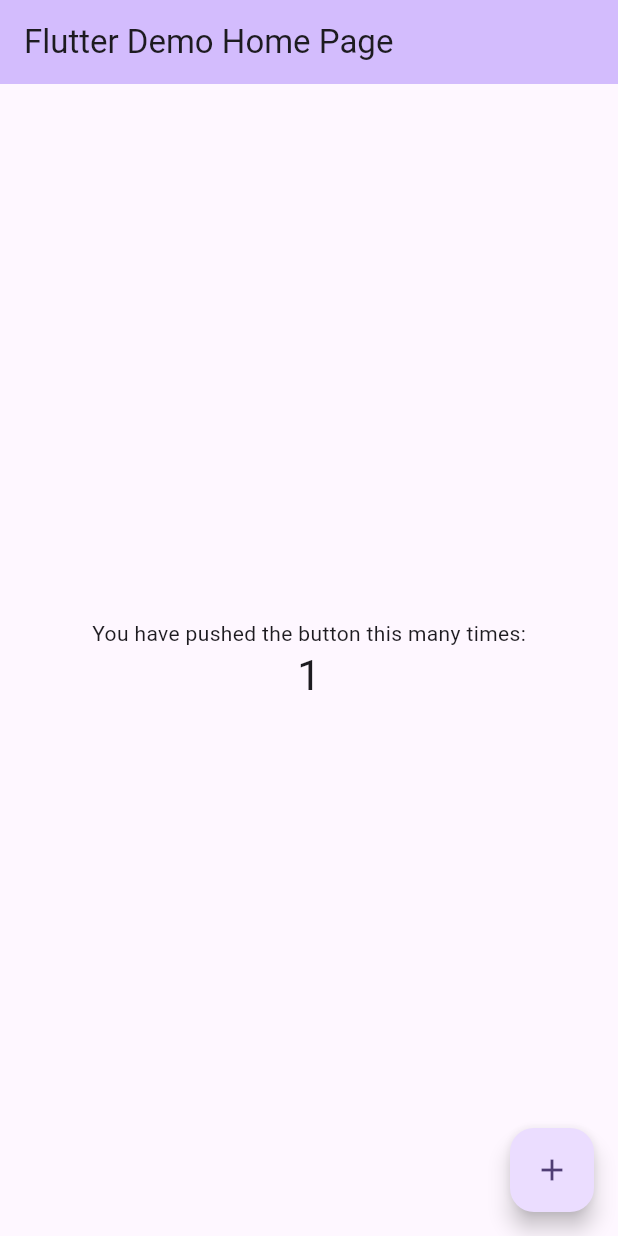
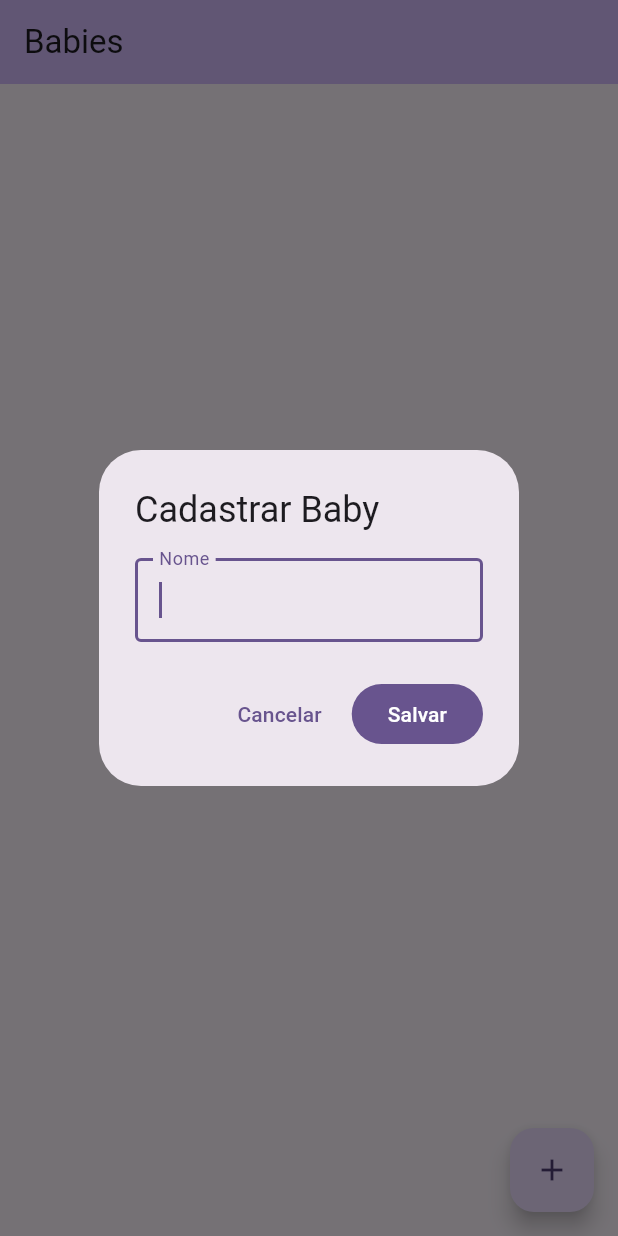
Before and after one commit to antonioprudencio/babynotes-app, a Flutter app: the screen it shows after launch, after a tap on the "add" icon, on a phone screen of 412 x 824 dp. Run offline on Flutter 3.47's test engine with Material 3 defaults, Android fonts, the phone set to English and light mode, and no system bars.

Commit message:
tela-de-babies

```diff
--- /dev/null
+++ b/lib/babies/view_model/baby_view_model.dart
@@ -0,0 +1,27 @@
+import 'package:flutter/foundation.dart';
+import '../../domain/models/baby.dart';
+import '../../data/repositories/baby_repository.dart';
+
+class BabyViewModel extends ChangeNotifier {
+  final BabyRepository _repository;
+
+  BabyViewModel(this._repository);
+
+  List<Baby> get babies => _repository.getAll();
+
+  void add(String name) {
+    final id = DateTime.now().millisecondsSinceEpoch.toString();
+    _repository.add(Baby(id: id, name: name));
+    notifyListeners();
+  }
+
+  void update(String id, String name) {
+    _repository.update(Baby(id: id, name: name));
+    notifyListeners();
+  }
+
+  void delete(String id) {
+    _repository.delete(id);
+    notifyListeners();
+  }
+}
--- /dev/null
+++ b/lib/babies/widgets/babies_screen.dart
@@ -0,0 +1,123 @@
+import 'package:flutter/material.dart';
+import '../view_model/baby_view_model.dart';
+import '../../data/repositories/baby_repository.dart';
+import 'baby_form_dialog.dart';
+
+class BabiesScreen extends StatefulWidget {
+  const BabiesScreen({super.key});
+
+  @override
+  State<BabiesScreen> createState() => _BabiesScreenState();
+}
+
+class _BabiesScreenState extends State<BabiesScreen> {
+  late final BabyViewModel _viewModel;
+
+  @override
+  void initState() {
+    super.initState();
+    _viewModel = BabyViewModel(BabyRepository());
+    _viewModel.addListener(_onUpdate);
+  }
+
+  @override
+  void dispose() {
+    _viewModel.removeListener(_onUpdate);
+    _viewModel.dispose();
+    super.dispose();
+  }
+
+  void _onUpdate() => setState(() {});
+
+  Future<void> _openForm({String? id, String? name}) async {
+    final result = await showDialog<String>(
+      context: context,
+      builder: (_) => BabyFormDialog(
+        title: id == null ? 'Cadastrar Baby' : 'Editar Baby',
+        initialName: name,
+      ),
+    );
+
+    if (result == null) return;
+
+    if (id == null) {
+      _viewModel.add(result);
+    } else {
+      _viewModel.update(id, result);
+    }
+  }
+
+  void _confirmDelete(String id, String name) {
+    showDialog(
+      context: context,
+      builder: (ctx) => AlertDialog(
+        title: const Text('Apagar baby'),
+        content: Text('Deseja apagar "$name"?'),
+        actions: [
+          TextButton(
+            onPressed: () => Navigator.of(ctx).pop(),
+            child: const Text('Cancelar'),
+          ),
+          FilledButton(
+            style: FilledButton.styleFrom(
+              backgroundColor: Theme.of(context).colorScheme.error,
+            ),
+            onPressed: () {
+              Navigator.of(ctx).pop();
+              _viewModel.delete(id);
+            },
+            child: const Text('Apagar'),
+          ),
+        ],
+      ),
+    );
+  }
+
+  @override
+  Widget build(BuildContext context) {
+    final babies = _viewModel.babies;
+
+    return Scaffold(
+      appBar: AppBar(
+        title: const Text('Babies'),
+        backgroundColor: Theme.of(context).colorScheme.inversePrimary,
+      ),
+      body: babies.isEmpty
+          ? const Center(child: Text('Nenhum baby cadastrado.'))
+          : ListView.separated(
+              itemCount: babies.length,
+              separatorBuilder: (_, _) => const Divider(height: 1),
+              itemBuilder: (_, index) {
+                final baby = babies[index];
+                return ListTile(
+                  leading: const CircleAvatar(child: Icon(Icons.child_care)),
+                  title: Text(baby.name),
+                  trailing: Row(
+                    mainAxisSize: MainAxisSize.min,
+                    children: [
+                      IconButton(
+                        icon: const Icon(Icons.edit_outlined),
+                        tooltip: 'Editar',
+                        onPressed: () => _openForm(id: baby.id, name: baby.name),
+                      ),
+                      IconButton(
+                        icon: Icon(
+                          Icons.delete_outline,
+                          color: Theme.of(context).colorScheme.error,
+                        ),
+                        tooltip: 'Apagar',
+                        onPressed: () => _confirmDelete(baby.id, baby.name),
+                      ),
+                    ],
+                  ),
+                );
+              },
+            ),
+      floatingActionButton: FloatingActionButton(
+        onPressed: _openForm,
+        tooltip: 'Cadastrar baby',
+        child: const Icon(Icons.add),
+      ),
+    );
+  }
+}
--- /dev/null
+++ b/lib/babies/widgets/baby_form_dialog.dart
@@ -0,0 +1,65 @@
+import 'package:flutter/material.dart';
+
+class BabyFormDialog extends StatefulWidget {
+  final String? initialName;
+  final String title;
+
+  const BabyFormDialog({super.key, this.initialName, required this.title});
+
+  @override
+  State<BabyFormDialog> createState() => _BabyFormDialogState();
+}
+
+class _BabyFormDialogState extends State<BabyFormDialog> {
+  late final TextEditingController _nameController;
+  final _formKey = GlobalKey<FormState>();
+
+  @override
+  void initState() {
+    super.initState();
+    _nameController = TextEditingController(text: widget.initialName ?? '');
+  }
+
+  @override
+  void dispose() {
+    _nameController.dispose();
+    super.dispose();
+  }
+
+  void _submit() {
+    if (_formKey.currentState!.validate()) {
+      Navigator.of(context).pop(_nameController.text.trim());
+    }
+  }
+
+  @override
+  Widget build(BuildContext context) {
+    return AlertDialog(
+      title: Text(widget.title),
+      content: Form(
+        key: _formKey,
+        child: TextFormField(
+          controller: _nameController,
+          decoration: const InputDecoration(
+            labelText: 'Nome',
+            border: OutlineInputBorder(),
+          ),
+          autofocus: true,
+          validator: (value) =>
+              (value == null || value.trim().isEmpty) ? 'Informe o nome' : null,
+          onFieldSubmitted: (_) => _submit(),
+        ),
+      ),
+      actions: [
+        TextButton(
+          onPressed: () => Navigator.of(context).pop(),
+          child: const Text('Cancelar'),
+        ),
+        FilledButton(
+          onPressed: _submit,
+          child: const Text('Salvar'),
+        ),
+      ],
+    );
+  }
+}
--- /dev/null
+++ b/lib/data/repositories/baby_repository.dart
@@ -0,0 +1,16 @@
+import '../../domain/models/baby.dart';
+
+class BabyRepository {
+  final List<Baby> _babies = [];
+
+  List<Baby> getAll() => List.unmodifiable(_babies);
+
+  void add(Baby baby) => _babies.add(baby);
+
+  void update(Baby baby) {
+    final index = _babies.indexWhere((b) => b.id == baby.id);
+    if (index != -1) _babies[index] = baby;
+  }
+
+  void delete(String id) => _babies.removeWhere((b) => b.id == id);
+}
--- /dev/null
+++ b/lib/domain/models/baby.dart
@@ -0,0 +1,13 @@
+class Baby {
+  final String id;
+  final String name;
+
+  const Baby({required this.id, required this.name});
+
+  Baby copyWith({String? id, String? name}) {
+    return Baby(
+      id: id ?? this.id,
+      name: name ?? this.name,
+    );
+  }
+}
--- a/lib/main.dart
+++ b/lib/main.dart
@@ -1,4 +1,5 @@
 import 'package:flutter/material.dart';
+import 'babies/widgets/babies_screen.dart';
 
 void main() {
   runApp(const MyApp());
@@ -7,116 +8,14 @@ void main() {
 class MyApp extends StatelessWidget {
   const MyApp({super.key});
 
-  // This widget is the root of your application.
   @override
   Widget build(BuildContext context) {
     return MaterialApp(
-      title: 'Flutter Demo',
+      title: 'Baby Notes',
       theme: ThemeData(
-        // This is the theme of your application.
-        //
-        // TRY THIS: Try running your application with "flutter run". You'll see
-        // the application has a purple toolbar. Then, without quitting the app,
-        // try changing the seedColor in the colorScheme below to Colors.green
-        // and then invoke "hot reload" (save your changes or press the "hot
-        // reload" button in a Flutter-supported IDE, or press "r" if you used
-        // the command line to start the app).
-        //
-        // Notice that the counter didn't reset back to zero; the application
-        // state is not lost during the reload. To reset the state, use hot
-        // restart instead.
-        //
-        // This works for code too, not just values: Most code changes can be
-        // tested with just a hot reload.
-        colorScheme: .fromSeed(seedColor: Colors.deepPurple),
+        colorScheme: ColorScheme.fromSeed(seedColor: Colors.deepPurple),
       ),
-      home: const MyHomePage(title: 'Flutter Demo Home Page'),
+      home: const BabiesScreen(),
     );
   }
 }
-
-class MyHomePage extends StatefulWidget {
-  const MyHomePage({super.key, required this.title});
-
-  // This widget is the home page of your application. It is stateful, meaning
-  // that it has a State object (defined below) that contains fields that affect
-  // how it looks.
-
-  // This class is the configuration for the state. It holds the values (in this
-  // case the title) provided by the parent (in this case the App widget) and
-  // used by the build method of the State. Fields in a Widget subclass are
-  // always marked "final".
-
-  final String title;
-
-  @override
-  State<MyHomePage> createState() => _MyHomePageState();
-}
-
-class _MyHomePageState extends State<MyHomePage> {
-  int _counter = 0;
-
-  void _incrementCounter() {
-    setState(() {
-      // This call to setState tells the Flutter framework that something has
-      // changed in this State, which causes it to rerun the build method below
-      // so that the display can reflect the updated values. If we changed
-      // _counter without calling setState(), then the build method would not be
-      // called again, and so nothing would appear to happen.
-      _counter++;
-    });
-  }
-
-  @override
-  Widget build(BuildContext context) {
-    // This method is rerun every time setState is called, for instance as done
-    // by the _incrementCounter method above.
-    //
-    // The Flutter framework has been optimized to make rerunning build methods
-    // fast, so that you can just rebuild anything that needs updating rather
-    // than having to individually change instances of widgets.
-    return Scaffold(
-      appBar: AppBar(
-        // TRY THIS: Try changing the color here to a specific color (to
-        // Colors.amber, perhaps?) and trigger a hot reload to see the AppBar
-        // change color while the other colors stay the same.
-        backgroundColor: Theme.of(context).colorScheme.inversePrimary,
-        // Here we take the value from the MyHomePage object that was created by
-        // the App.build method, and use it to set our appbar title.
-        title: Text(widget.title),
-      ),
-      body: Center(
-        // Center is a layout widget. It takes a single child and positions it
-        // in the middle of the parent.
-        child: Column(
-          // Column is also a layout widget. It takes a list of children and
-          // arranges them vertically. By default, it sizes itself to fit its
-          // children horizontally, and tries to be as tall as its parent.
-          //
-          // Column has various properties to control how it sizes itself and
-          // how it positions its children. Here we use mainAxisAlignment to
-          // center the children vertically; the main axis here is the vertical
-          // axis because Columns are vertical (the cross axis would be
-          // horizontal).
-          //
-          // TRY THIS: Invoke "debug painting" (choose the "Toggle Debug Paint"
-          // action in the IDE, or press "p" in the console), to see the
-          // wireframe for each widget.
-          mainAxisAlignment: .center,
-          children: [
-            const Text('You have pushed the button this many times:'),
-            Text(
-              '$_counter',
-              style: Theme.of(context).textTheme.headlineMedium,
-            ),
-          ],
-        ),
-      ),
-      floatingActionButton: FloatingActionButton(
-        onPressed: _incrementCounter,
-        tooltip: 'Increment',
-        child: const Icon(Icons.add),
-      ),
-    );
-  }
-}
```
Also changed, not shown: 1 other file.
